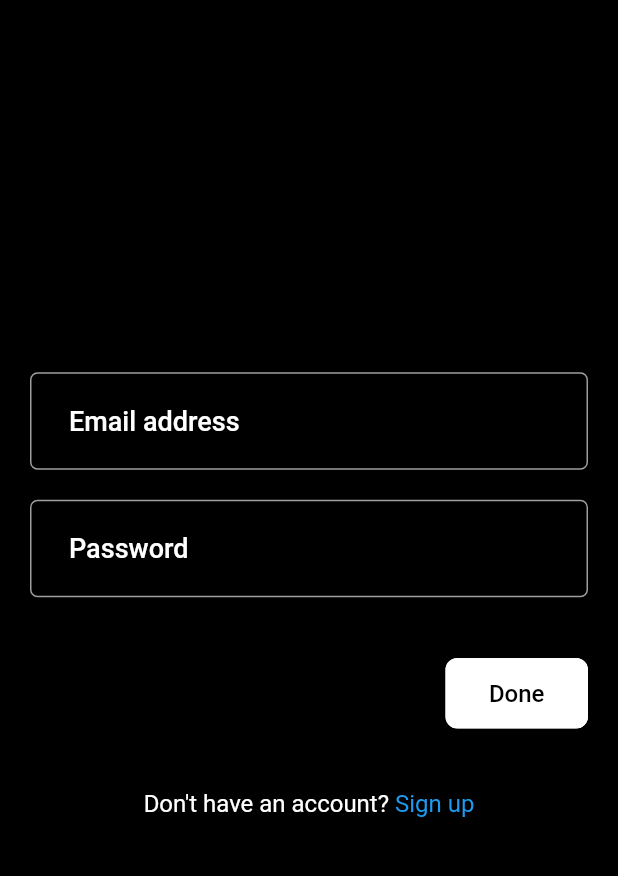
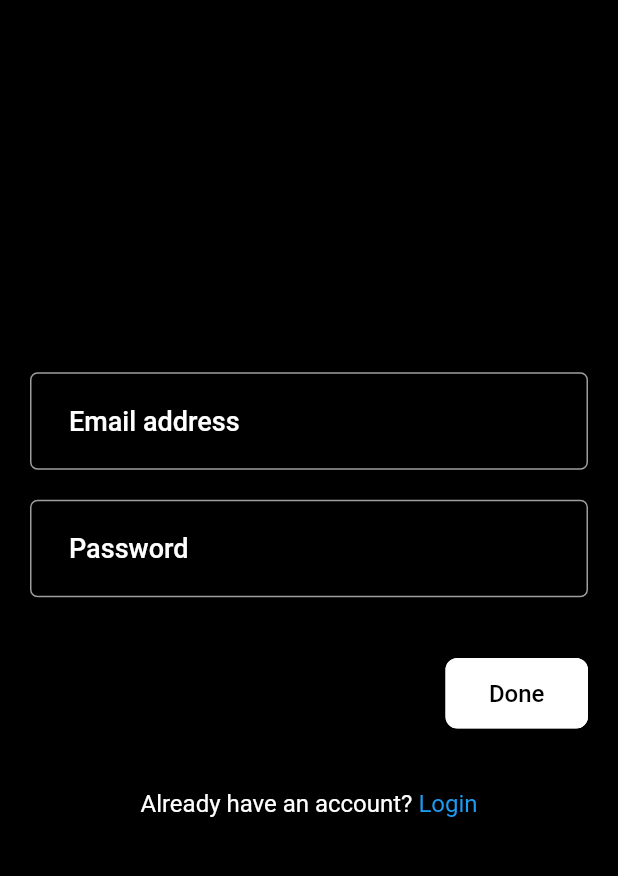
Before and after one commit to Sukanta2002/Twitter-Clone-Flutter, a Flutter app: the SignUpView screen opened directly, on a phone screen of 412 x 824 dp, the part 65-941 px from its top. Run offline on Flutter 3.47's test engine with Material 2 defaults, Android fonts, the phone set to English and light mode, and no system bars; our stand-ins replace flutter_svg.

```diff
--- a/lib/features/auth/view/signup_view.dart
+++ b/lib/features/auth/view/signup_view.dart
@@ -53,11 +53,11 @@ class _SignUpViewState extends State<SignUpView> {
                 const SizedBox(height: 40),
                 RichText(
                   text: TextSpan(
-                    text: "Don't have an account?",
+                    text: "Already have an account?",
                     style: const TextStyle(fontSize: 16),
                     children: [
                       TextSpan(
-                          text: " Sign up",
+                          text: " Login",
                           style: const TextStyle(
                               color: Pallete.blueColor, fontSize: 16),
                           recognizer: TapGestureRecognizer()
```
